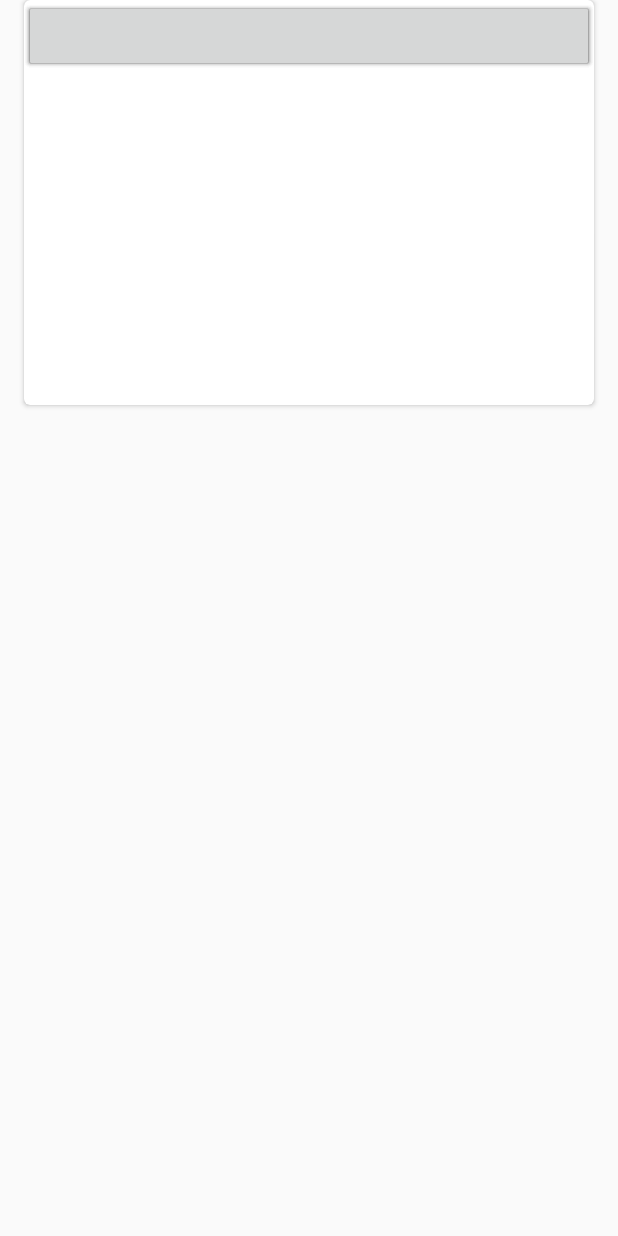
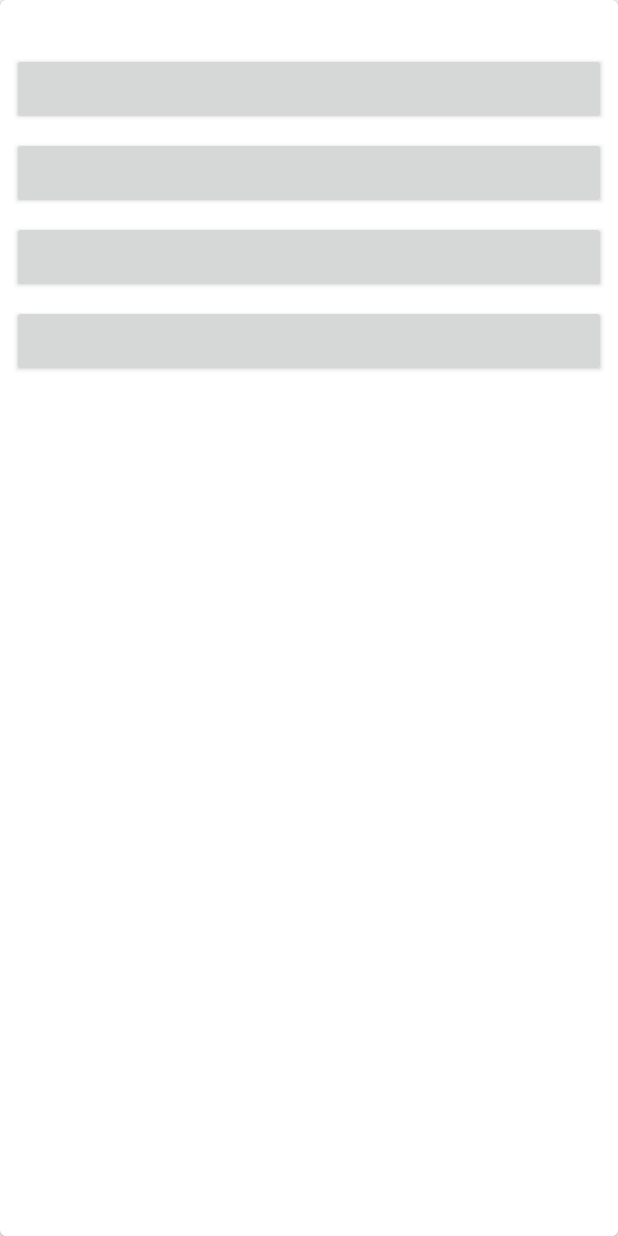
Before and after one commit to mhtkarakose/Grup22, an Android app: the layout item_quiz.xml on its own in the app's theme, with its tools: preview values and no code run, on a phone screen of 412 x 824 dp. Run offline under Robolectric (Android 15) with nearby library versions, the phone set to English and light mode, and no system bars.

Commit message:
item_quiz tasarımı

```diff
--- a/app/src/main/res/layout/item_quiz.xml
+++ b/app/src/main/res/layout/item_quiz.xml
@@ -1,35 +1,78 @@
 <?xml version="1.0" encoding="utf-8"?>
 <LinearLayout xmlns:android="http://schemas.android.com/apk/res/android"
+    xmlns:app="http://schemas.android.com/apk/res-auto"
+    xmlns:tools="http://schemas.android.com/tools"
     android:orientation="vertical"
     android:layout_width="match_parent"
     android:layout_height="match_parent">
-    <android.support.v7.widget.CardView
-        xmlns:card_view="http://schemas.android.com/apk/res-auto"
+
+    <android.support.v7.widget.CardView xmlns:card_view="http://schemas.android.com/apk/res-auto"
         android:id="@+id/card_view"
+        android:layout_width="match_parent"
+        android:layout_height="match_parent"
         android:layout_gravity="center"
-        android:layout_width="380dp"
-        android:layout_height="270dp"
+        android:orientation="vertical"
         card_view:cardCornerRadius="4dp">
 
-        <TextView
-            android:id="@+id/mQuestion"
+        <android.support.constraint.ConstraintLayout
             android:layout_width="match_parent"
-            android:layout_height="wrap_content" />
-        <Button
-            android:id="@+id/option1"
-            android:layout_width="match_parent"
-            android:layout_height="wrap_content" />
-        <Button
-            android:id="@+id/option2"
-            android:layout_width="match_parent"
-            android:layout_height="wrap_content" />
-        <Button
-            android:id="@+id/option3"
-            android:layout_width="match_parent"
-            android:layout_height="wrap_content" />
-        <Button
-            android:id="@+id/option4"
-            android:layout_width="match_parent"
-            android:layout_height="wrap_content" />
+            android:layout_height="match_parent">
+
+            <Button
+                android:id="@+id/option1"
+                android:layout_width="match_parent"
+                android:layout_height="wrap_content"
+                android:layout_marginStart="8dp"
+                android:layout_marginTop="8dp"
+                android:layout_marginEnd="8dp"
+                card_view:layout_constraintEnd_toEndOf="parent"
+                card_view:layout_constraintStart_toStartOf="parent"
+                card_view:layout_constraintTop_toBottomOf="@+id/mQuestion" />
+
+            <Button
+                android:id="@+id/option2"
+                android:layout_width="match_parent"
+                android:layout_height="wrap_content"
+                android:layout_marginStart="8dp"
+                android:layout_marginTop="8dp"
+                android:layout_marginEnd="8dp"
+                card_view:layout_constraintEnd_toEndOf="parent"
+                card_view:layout_constraintStart_toStartOf="parent"
+                card_view:layout_constraintTop_toBottomOf="@+id/option1" />
+
+            <Button
+                android:id="@+id/option3"
+                android:layout_width="match_parent"
+                android:layout_height="wrap_content"
+                android:layout_marginStart="8dp"
+                android:layout_marginTop="8dp"
+                android:layout_marginEnd="8dp"
+                card_view:layout_constraintEnd_toEndOf="parent"
+                card_view:layout_constraintStart_toStartOf="parent"
+                card_view:layout_constraintTop_toBottomOf="@+id/option2" />
+
+            <Button
+                android:id="@+id/option4"
+                android:layout_width="match_parent"
+                android:layout_height="wrap_content"
+                android:layout_marginStart="8dp"
+                android:layout_marginTop="8dp"
+                android:layout_marginEnd="8dp"
+                card_view:layout_constraintEnd_toEndOf="parent"
+                card_view:layout_constraintStart_toStartOf="parent"
+                card_view:layout_constraintTop_toBottomOf="@+id/option3" />
+
+            <TextView
+                android:id="@+id/mQuestion"
+                android:layout_width="match_parent"
+                android:layout_height="wrap_content"
+                android:layout_marginStart="8dp"
+                android:layout_marginTop="8dp"
+                android:layout_marginEnd="8dp"
+                card_view:layout_constraintEnd_toEndOf="parent"
+                card_view:layout_constraintStart_toStartOf="parent"
+                card_view:layout_constraintTop_toTopOf="parent" />
+        </android.support.constraint.ConstraintLayout>
+
     </android.support.v7.widget.CardView>
 </LinearLayout>
```
